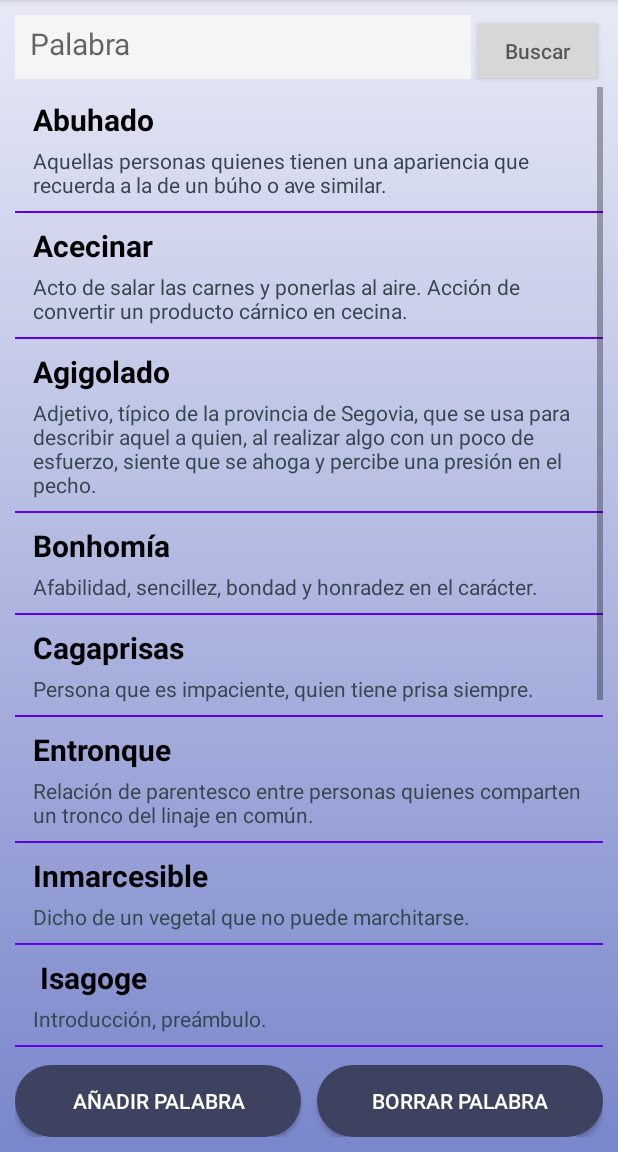
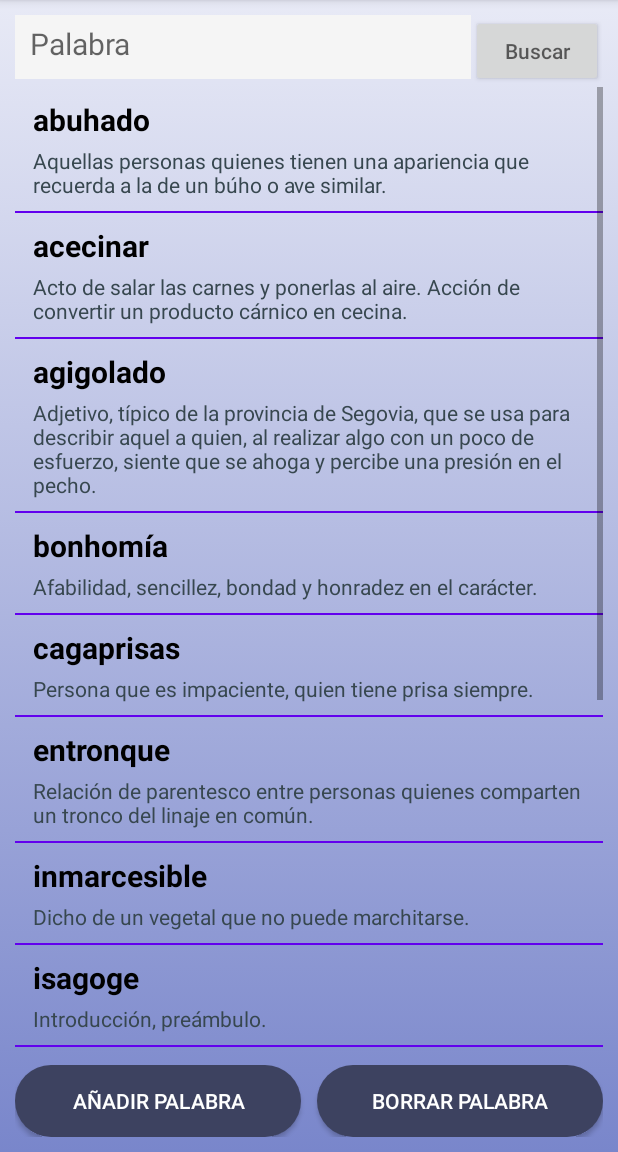
Before and after one commit to AleChirinos/My-dictionary, an Android app: the screen it shows after launch (DictionaryActivity), after a tap on "START", on a phone screen of 412 x 824 dp, the part 84-1236 px from its top. Run offline under Robolectric (Android 15) with nearby library versions, the phone set to English and light mode, and no system bars.

```diff
--- a/app/src/main/java/com/alejandrachirinos/mydictionary/DictionaryActivity.java
+++ b/app/src/main/java/com/alejandrachirinos/mydictionary/DictionaryActivity.java
@@ -5,6 +5,7 @@ import androidx.appcompat.app.AppCompatActivity;
 import android.content.Context;
 import android.content.Intent;
 import android.os.Bundle;
+import android.os.Parcelable;
 import android.util.Log;
 import android.view.View;
 import android.widget.Button;
@@ -14,6 +15,7 @@ import android.widget.ListView;
 import com.google.gson.Gson;
 
 import java.io.IOException;
+import java.io.Serializable;
 import java.util.ArrayList;
 import java.util.HashMap;
 import java.util.List;
@@ -22,9 +24,9 @@ import java.util.Map;
 import java.util.ArrayList;
 import java.util.List;
 
-public class DictionaryActivity extends AppCompatActivity {
+public class DictionaryActivity extends AppCompatActivity{
     static List<modelWords> items = new ArrayList<>();
-    static List<modelWords> palabras;
+    static ArrayList<modelWords> palabras = new ArrayList<>();
     static int tamanoAlfabeto = 26;
 
     private Context context;
@@ -42,6 +44,7 @@ public class DictionaryActivity extends AppCompatActivity {
         super.onCreate(savedInstanceState);
         context = this;
         setContentView(R.layout.activity_dictionary);
+
         initViews();
         addEvents();
         fillWords();
@@ -82,11 +85,17 @@ public class DictionaryActivity extends AppCompatActivity {
             public void onClick(View v) {
                 String guardarPalabra = wordEditText.getText().toString();
                 busqueda(guardarPalabra);
-                adapter = new WordAdapter(context, palabras);
-                Intent searchIntent = new Intent(DictionaryActivity.this, ListaDePalabras.class);
-                String userString = new Gson().toJson(palabras);
-                searchIntent.putExtra(Constants.INTENT_KEY_USER, userString);
-                startActivity(searchIntent);
+                Intent intent = new Intent(DictionaryActivity.this, ListaDePalabras.class);
+                Bundle bundle = new Bundle();
+                bundle.putParcelableArrayList("mylist", palabras);
+                intent.putExtras(bundle);
+                startActivity(intent);
+
+
+                //Intent searchIntent = new Intent(DictionaryActivity.this, ListaDePalabras.class);
+                //String userString = new Gson().toJson(palabras);
+                //searchIntent.putExtra(Constants.INTENT_KEY_USER, userString);
+                //startActivity(searchIntent);
             }
         });
     }
@@ -171,18 +180,18 @@ public class DictionaryActivity extends AppCompatActivity {
     }
 
     private void fillWords() {
-        agregarPalabra(new modelWords(items.size(), "Abuhado", "Aquellas personas quienes tienen una apariencia que recuerda a la de un búho o ave similar."));
-        agregarPalabra(new modelWords(items.size(), "Acecinar", "Acto de salar las carnes y ponerlas al aire. Acción de convertir un producto cárnico en cecina."));
-        agregarPalabra(new modelWords(items.size(), "Agigolado", "Adjetivo, típico de la provincia de Segovia, que se usa para describir aquel a quien, al realizar algo con un poco de esfuerzo, siente que se ahoga y percibe una presión en el pecho."));
-        agregarPalabra(new modelWords(items.size(), "Bonhomía", "Afabilidad, sencillez, bondad y honradez en el carácter."));
-        agregarPalabra(new modelWords(items.size(), "Cagaprisas", "Persona que es impaciente, quien tiene prisa siempre."));
-        agregarPalabra(new modelWords(items.size(), "Entronque", "Relación de parentesco entre personas quienes comparten un tronco del linaje en común."));
-        agregarPalabra(new modelWords(items.size(), "Inmarcesible", "Dicho de un vegetal que no puede marchitarse."));
-        agregarPalabra(new modelWords(items.size(), " Isagoge", "Introducción, preámbulo."));
-        agregarPalabra(new modelWords(items.size(), " Jerapellina", "Vestido viejo y andrajoso, pieza de tela que no puede dar más de sí."));
-        agregarPalabra(new modelWords(items.size(), " Jipiar", "Gemir, hipar, gimotear. También significa cantar con voz semejante a la de un gemido."));
-        agregarPalabra(new modelWords(items.size(), " Joyel", "Joya pequeña."));
-        agregarPalabra(new modelWords(items.size(), " Limerencia", "Locura de amor. Estado mental involuntario en el que la atracción de un persona hacia la otra le impide pensar de forma racional."));
-        agregarPalabra(new modelWords(items.size(), " Melifluo", "Sonido excesivamente dulce, suave o delicado."));
+        agregarPalabra(new modelWords(items.size(), "abuhado", "Aquellas personas quienes tienen una apariencia que recuerda a la de un búho o ave similar."));
+        agregarPalabra(new modelWords(items.size(), "acecinar", "Acto de salar las carnes y ponerlas al aire. Acción de convertir un producto cárnico en cecina."));
+        agregarPalabra(new modelWords(items.size(), "agigolado", "Adjetivo, típico de la provincia de Segovia, que se usa para describir aquel a quien, al realizar algo con un poco de esfuerzo, siente que se ahoga y percibe una presión en el pecho."));
+        agregarPalabra(new modelWords(items.size(), "bonhomía", "Afabilidad, sencillez, bondad y honradez en el carácter."));
+        agregarPalabra(new modelWords(items.size(), "cagaprisas", "Persona que es impaciente, quien tiene prisa siempre."));
+        agregarPalabra(new modelWords(items.size(), "entronque", "Relación de parentesco entre personas quienes comparten un tronco del linaje en común."));
+        agregarPalabra(new modelWords(items.size(), "inmarcesible", "Dicho de un vegetal que no puede marchitarse."));
+        agregarPalabra(new modelWords(items.size(), "isagoge", "Introducción, preámbulo."));
+        agregarPalabra(new modelWords(items.size(), "jerapellina", "Vestido viejo y andrajoso, pieza de tela que no puede dar más de sí."));
+        agregarPalabra(new modelWords(items.size(), "jipiar", "Gemir, hipar, gimotear. También significa cantar con voz semejante a la de un gemido."));
+        agregarPalabra(new modelWords(items.size(), "joyel", "Joya pequeña."));
+        agregarPalabra(new modelWords(items.size(), "limerencia", "Locura de amor. Estado mental involuntario en el que la atracción de un persona hacia la otra le impide pensar de forma racional."));
+        agregarPalabra(new modelWords(items.size(), "melifluo", "Sonido excesivamente dulce, suave o delicado."));
     }
 }
```
Also changed, not shown: app/src/main/java/com/alejandrachirinos/mydictionary/ListaDePalabras.java (+11 -6 lines), app/src/main/java/com/alejandrachirinos/mydictionary/modelWords.java (+34 -1 lines).
